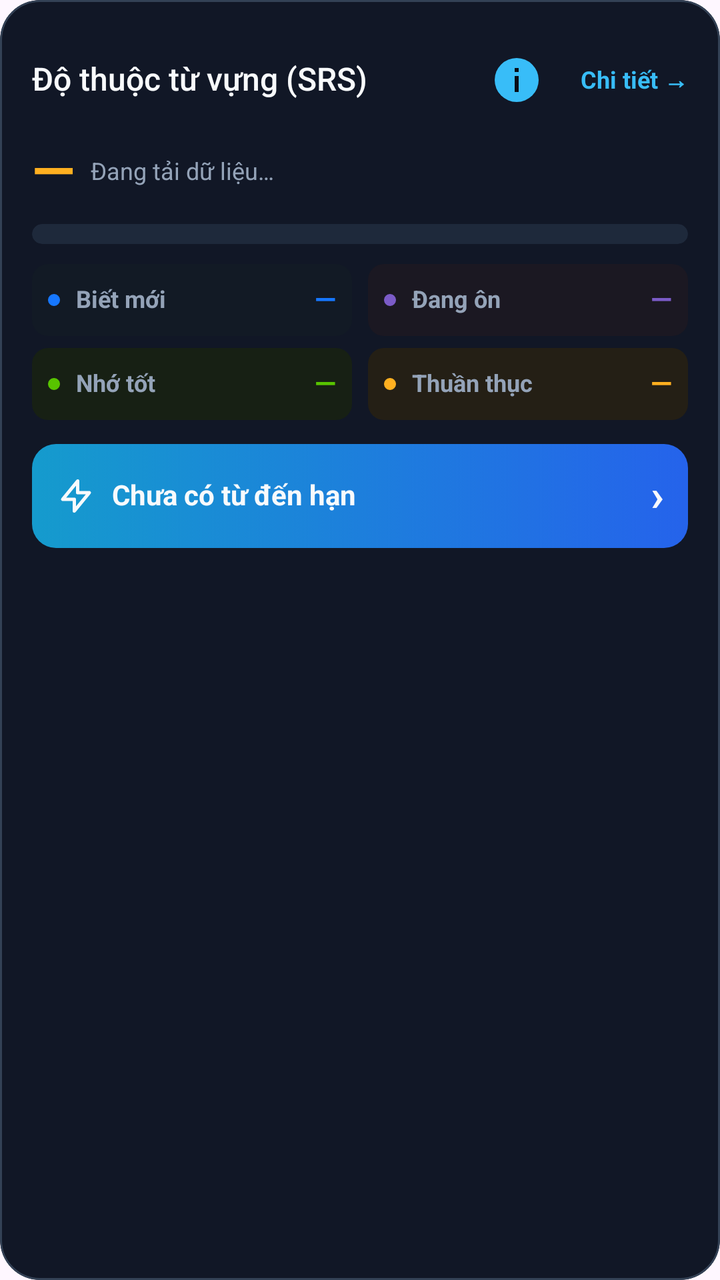
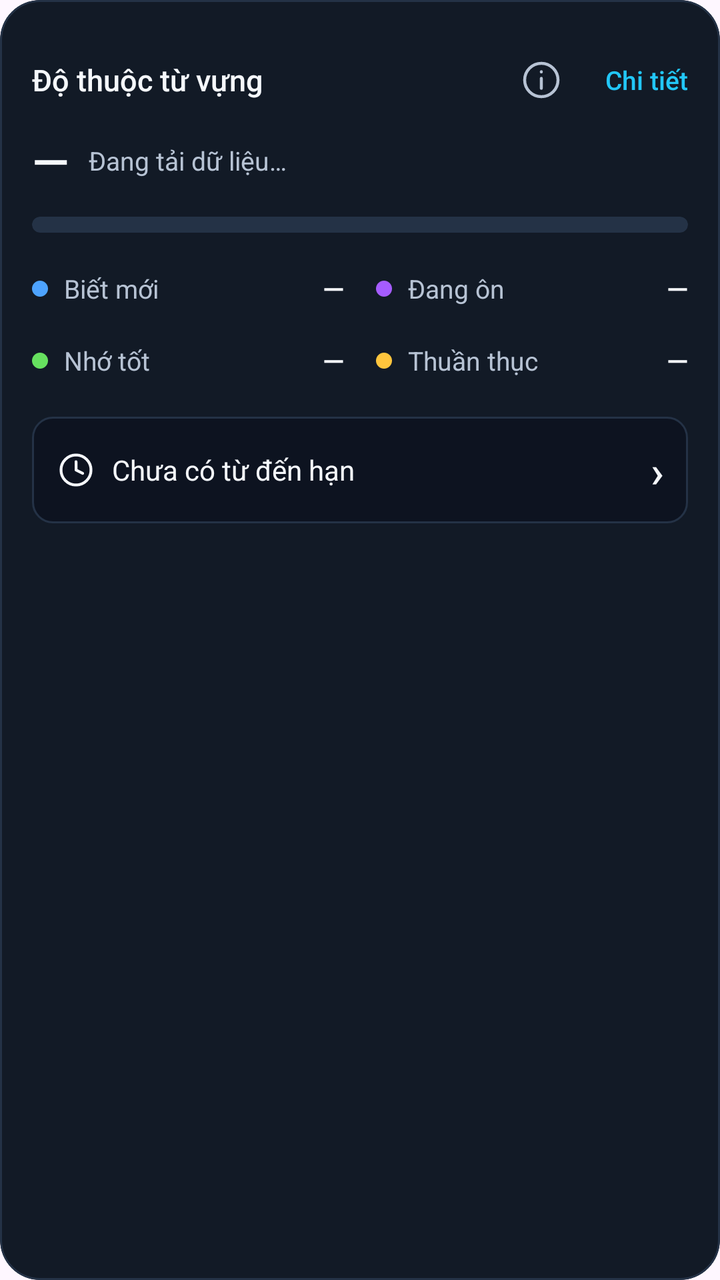

Two renders of the same Android screen: before a commit and after it. Below are the layout's source before the change and the commit's diff.
<!-- AndroidManifest.xml: application theme Theme.BiVoca -->
<!-- res/layout/view_home_srs.xml -->
<?xml version="1.0" encoding="utf-8"?>
<com.google.android.material.card.MaterialCardView xmlns:android="http://schemas.android.com/apk/res/android" xmlns:app="http://schemas.android.com/apk/res-auto"
    android:id="@+id/cardHomeSrs" style="@style/Home16Card" app:cardBackgroundColor="#111726" app:strokeColor="#334155" app:strokeWidth="1dp" app:cardCornerRadius="20dp">
<LinearLayout android:layout_width="match_parent" android:layout_height="wrap_content" android:padding="16dp" android:orientation="vertical">
<LinearLayout android:layout_width="match_parent" android:layout_height="wrap_content" android:gravity="center_vertical" android:orientation="horizontal">
<TextView style="@style/Home16Title" android:layout_width="0dp" android:layout_weight="1" android:text="@string/home_srs_title" android:textSize="16sp" android:fontFamily="sans-serif-medium" android:textStyle="normal"/>
<ImageButton android:id="@+id/buttonHomeSrsInfo" android:layout_width="48dp" android:layout_height="48dp" android:padding="13dp" android:src="@drawable/auth_info" android:contentDescription="@string/home_srs_help_description" android:background="?attr/selectableItemBackgroundBorderless"/>
<TextView android:id="@+id/buttonProgress" style="@style/Home16Action" android:text="@string/home_srs_detail" android:textColor="#38BDF8"/>
</LinearLayout>
<LinearLayout android:layout_width="match_parent" android:layout_height="wrap_content" android:layout_marginTop="4dp" android:minHeight="36dp" android:orientation="horizontal" android:gravity="center_vertical">
<TextView android:id="@+id/textHomeSrsTotal" style="@style/Home16Title" android:text="@string/home_placeholder" android:textSize="28sp" android:textColor="#FFB020"/>
<TextView android:id="@+id/textHomeSrsCaption" style="@style/HomeSrsText" android:layout_width="0dp" android:layout_weight="1" android:layout_marginStart="8dp" android:text="@string/home16_loading"/>
</LinearLayout>
<LinearLayout android:id="@+id/homeSrsBar" android:layout_width="match_parent" android:layout_height="10dp" android:layout_marginTop="8dp" android:orientation="horizontal" android:background="@drawable/home16_track" android:clipToOutline="true">
<View android:id="@+id/homeSrsNewSegment" android:layout_width="0dp" android:layout_height="match_parent" android:layout_marginEnd="3dp" android:background="@drawable/home_srs_color_fresh"/>
<View android:id="@+id/homeSrsRememberingSegment" android:layout_width="0dp" android:layout_height="match_parent" android:layout_marginEnd="3dp" android:background="@drawable/home_srs_color_practicing"/>
<View android:id="@+id/homeSrsGoodSegment" android:layout_width="0dp" android:layout_height="match_parent" android:layout_marginEnd="3dp" android:background="@drawable/home_srs_color_good"/>
<View android:id="@+id/homeSrsMasteredSegment" android:layout_width="0dp" android:layout_height="match_parent" android:background="@drawable/home_srs_color_mastered"/>
</LinearLayout>
<LinearLayout android:layout_width="match_parent" android:layout_height="wrap_content" android:layout_marginTop="10dp" android:orientation="horizontal" android:baselineAligned="false">
<LinearLayout style="@style/HomeSrsCell" android:background="@drawable/home_srs_cell_fresh">
<View style="@style/HomeSrsDot" android:background="@drawable/home_srs_color_fresh"/>
<TextView style="@style/HomeSrsLabel" android:text="@string/home_srs_fresh"/>
<TextView android:id="@+id/textHomeNew" style="@style/HomeSrsValue" android:text="@string/home_placeholder" android:textColor="#1677FF"/>
</LinearLayout><Space android:layout_width="8dp" android:layout_height="1dp"/><LinearLayout style="@style/HomeSrsCell" android:background="@drawable/home_srs_cell_practicing">
<View style="@style/HomeSrsDot" android:background="@drawable/home_srs_color_practicing"/>
<TextView style="@style/HomeSrsLabel" android:text="@string/home_srs_practicing"/>
<TextView android:id="@+id/textHomeRemembering" style="@style/HomeSrsValue" android:text="@string/home_placeholder" android:textColor="#7B5BC7"/>
</LinearLayout>
</LinearLayout>
<LinearLayout android:layout_width="match_parent" android:layout_height="wrap_content" android:layout_marginTop="6dp" android:orientation="horizontal" android:baselineAligned="false">
<LinearLayout style="@style/HomeSrsCell" android:background="@drawable/home_srs_cell_good">
<View style="@style/HomeSrsDot" android:background="@drawable/home_srs_color_good"/>
<TextView style="@style/HomeSrsLabel" android:text="@string/home_srs_good"/>
<TextView android:id="@+id/textHomeGood" style="@style/HomeSrsValue" android:text="@string/home_placeholder" android:textColor="#58C400"/>
</LinearLayout><Space android:layout_width="8dp" android:layout_height="1dp"/><LinearLayout style="@style/HomeSrsCell" android:background="@drawable/home_srs_cell_mastered">
<View style="@style/HomeSrsDot" android:background="@drawable/home_srs_color_mastered"/>
<TextView style="@style/HomeSrsLabel" android:text="@string/home_srs_mastered"/>
<TextView android:id="@+id/textHomeMastered" style="@style/HomeSrsValue" android:text="@string/home_placeholder" android:textColor="#FFB020"/>
</LinearLayout>
</LinearLayout>
<LinearLayout android:id="@+id/buttonHomeSrsReview" android:layout_width="match_parent" android:layout_height="wrap_content" android:minHeight="52dp" android:layout_marginTop="12dp" android:padding="12dp" android:orientation="horizontal" android:gravity="center_vertical" android:background="@drawable/home_srs_due_row" android:foreground="?attr/selectableItemBackground" android:clickable="true" android:focusable="true">
<ImageView android:layout_width="20dp" android:layout_height="20dp" android:src="@drawable/home16_icon_bolt" app:tint="#F8FAFC" android:importantForAccessibility="no"/>
<TextView android:id="@+id/textHomeSrsDueLabel" style="@style/HomeSrsLabel" android:text="@string/home_srs_no_due" android:textSize="14sp" android:textColor="#F8FAFC"/>
<TextView android:id="@+id/textHomeSrsDue" style="@style/HomeSrsValue" android:text="@string/home_srs_chevron" android:textSize="22sp" android:textColor="#F8FAFC" android:importantForAccessibility="no"/>
</LinearLayout>
</LinearLayout>
</com.google.android.material.card.MaterialCardView>
<!-- resources referenced by this layout -->
<resources>
  <!-- drawable auth_info (drawable) -->
  <?xml version="1.0" encoding="utf-8"?>
  <vector xmlns:android="http://schemas.android.com/apk/res/android" android:width="24dp"
      android:height="24dp" android:viewportWidth="24" android:viewportHeight="24">
      <path android:fillColor="#38BDF8" android:pathData="M12,1a11,11 0,1 0,0 22a11,11 0,1 0,0 -22" />
      <path android:fillColor="#090D16" android:pathData="M11,10h2v8h-2z M11,6h2v2h-2z" />
  </vector>
  <!-- drawable home16_icon_bolt (drawable) -->
  <vector xmlns:android="http://schemas.android.com/apk/res/android" android:width="20dp" android:height="20dp" android:viewportWidth="24" android:viewportHeight="24"><path android:fillColor="@android:color/transparent" android:strokeColor="#F8FAFC" android:strokeWidth="2" android:strokeLineJoin="round" android:pathData="M13,10V3L4,14h7v7l9,-11h-7z"/></vector>
  <!-- drawable home16_track (drawable) -->
  <shape xmlns:android="http://schemas.android.com/apk/res/android"><solid android:color="#1E293B"/><corners android:radius="99dp"/></shape>
  <!-- drawable home_srs_cell_fresh (drawable) -->
  <shape xmlns:android="http://schemas.android.com/apk/res/android"><solid android:color="#121A25"/><corners android:radius="8dp"/></shape>
  <!-- drawable home_srs_cell_good (drawable) -->
  <shape xmlns:android="http://schemas.android.com/apk/res/android"><solid android:color="#172014"/><corners android:radius="8dp"/></shape>
  <!-- drawable home_srs_cell_mastered (drawable) -->
  <shape xmlns:android="http://schemas.android.com/apk/res/android"><solid android:color="#241F15"/><corners android:radius="8dp"/></shape>
  <!-- drawable home_srs_cell_practicing (drawable) -->
  <shape xmlns:android="http://schemas.android.com/apk/res/android"><solid android:color="#1B1822"/><corners android:radius="8dp"/></shape>
  <!-- drawable home_srs_color_fresh (drawable) -->
  <shape xmlns:android="http://schemas.android.com/apk/res/android"><solid android:color="#1677FF"/><corners android:radius="6dp"/></shape>
  <!-- drawable home_srs_color_good (drawable) -->
  <shape xmlns:android="http://schemas.android.com/apk/res/android"><solid android:color="#58C400"/><corners android:radius="6dp"/></shape>
  <!-- drawable home_srs_color_mastered (drawable) -->
  <shape xmlns:android="http://schemas.android.com/apk/res/android"><solid android:color="#FFB020"/><corners android:radius="6dp"/></shape>
  <!-- drawable home_srs_color_practicing (drawable) -->
  <shape xmlns:android="http://schemas.android.com/apk/res/android"><solid android:color="#7B5BC7"/><corners android:radius="6dp"/></shape>
  <!-- drawable home_srs_due_row (drawable) -->
  <selector xmlns:android="http://schemas.android.com/apk/res/android">
      <item android:state_enabled="false"><shape><solid android:color="#172033"/><stroke android:width="1dp" android:color="#334155"/><corners android:radius="12dp"/></shape></item>
      <item><shape><gradient android:angle="0" android:startColor="#159BCD" android:endColor="#2563EB"/><corners android:radius="12dp"/></shape></item>
  </selector>
  <string name="home_srs_detail">Chi tiết →</string>
  <string name="home_srs_title">Độ thuộc từ vựng (SRS)</string>
  <style name="Home16Action" parent="Home16Text">
          <item name="android:minHeight">48dp</item><item name="android:gravity">center</item>
          <item name="android:textColor">#38BDF8</item><item name="android:textStyle">bold</item>
          <item name="android:paddingStart">8dp</item><item name="android:paddingEnd">0dp</item>
          <item name="android:background">?attr/selectableItemBackgroundBorderless</item>
      </style>
  <style name="Home16Title" parent="Home16Text">
          <item name="android:textColor">#F8FAFC</item><item name="android:textSize">14sp</item>
          <item name="android:textStyle">bold</item>
      </style>
  <style name="HomeSrsCell">
          <item name="android:layout_width">0dp</item><item name="android:layout_height">wrap_content</item>
          <item name="android:layout_weight">1</item><item name="android:minHeight">36dp</item>
          <item name="android:orientation">horizontal</item><item name="android:gravity">center_vertical</item>
          <item name="android:padding">8dp</item>
      </style>
  <style name="HomeSrsDot">
          <item name="android:layout_width">6dp</item><item name="android:layout_height">6dp</item>
          <item name="android:importantForAccessibility">no</item>
      </style>
  <style name="HomeSrsLabel" parent="HomeSrsText">
          <item name="android:layout_width">0dp</item><item name="android:layout_weight">1</item>
          <item name="android:layout_marginStart">8dp</item><item name="android:layout_marginEnd">4dp</item>
          <item name="android:textStyle">bold</item>
      </style>
  <style name="HomeSrsText" parent="Home16Text">
          <item name="android:textColor">#94A3B8</item>
          <item name="android:textSize">12sp</item>
      </style>
  <style name="HomeSrsValue" parent="HomeSrsText">
          <item name="android:textSize">14sp</item><item name="android:textStyle">bold</item>
          <item name="android:gravity">end</item>
      </style>
  <!-- unchanged entries left out for length: 13 -->
</resources>

<!-- the commit's change to res/layout/view_home_srs.xml (unified diff, before → after) -->
@@ -1,48 +1,52 @@
 <?xml version="1.0" encoding="utf-8"?>
 <com.google.android.material.card.MaterialCardView xmlns:android="http://schemas.android.com/apk/res/android" xmlns:app="http://schemas.android.com/apk/res-auto"
-    android:id="@+id/cardHomeSrs" style="@style/Home16Card" app:cardBackgroundColor="#111726" app:strokeColor="#334155" app:strokeWidth="1dp" app:cardCornerRadius="20dp">
-<LinearLayout android:layout_width="match_parent" android:layout_height="wrap_content" android:padding="16dp" android:orientation="vertical">
-<LinearLayout android:layout_width="match_parent" android:layout_height="wrap_content" android:gravity="center_vertical" android:orientation="horizontal">
-<TextView style="@style/Home16Title" android:layout_width="0dp" android:layout_weight="1" android:text="@string/home_srs_title" android:textSize="16sp" android:fontFamily="sans-serif-medium" android:textStyle="normal"/>
-<ImageButton android:id="@+id/buttonHomeSrsInfo" android:layout_width="48dp" android:layout_height="48dp" android:padding="13dp" android:src="@drawable/auth_info" android:contentDescription="@string/home_srs_help_description" android:background="?attr/selectableItemBackgroundBorderless"/>
-<TextView android:id="@+id/buttonProgress" style="@style/Home16Action" android:text="@string/home_srs_detail" android:textColor="#38BDF8"/>
+    android:id="@+id/cardHomeSrs" style="@style/ApprovedHomeCard" app:cardCornerRadius="20dp" app:strokeWidth="1dp">
+<LinearLayout android:layout_width="match_parent" android:layout_height="wrap_content" android:orientation="vertical" android:padding="16dp">
+<LinearLayout android:layout_width="match_parent" android:layout_height="wrap_content" android:orientation="horizontal" android:gravity="center_vertical">
+<TextView style="@style/ApprovedHomeTitle" android:layout_width="0dp" android:layout_weight="1" android:text="@string/home_approved_srs_title" android:textSize="15sp"/>
+<ImageButton android:id="@+id/buttonHomeSrsInfo" android:layout_width="48dp" android:layout_height="48dp" android:padding="14dp" android:src="@drawable/home_approved_info" android:background="?attr/selectableItemBackgroundBorderless" android:contentDescription="@string/home_srs_help_description"/>
+<TextView android:id="@+id/buttonProgress" style="@style/ApprovedHomeAction" android:text="@string/home_approved_details"/>
 </LinearLayout>
-<LinearLayout android:layout_width="match_parent" android:layout_height="wrap_content" android:layout_marginTop="4dp" android:minHeight="36dp" android:orientation="horizontal" android:gravity="center_vertical">
-<TextView android:id="@+id/textHomeSrsTotal" style="@style/Home16Title" android:text="@string/home_placeholder" android:textSize="28sp" android:textColor="#FFB020"/>
-<TextView android:id="@+id/textHomeSrsCaption" style="@style/HomeSrsText" android:layout_width="0dp" android:layout_weight="1" android:layout_marginStart="8dp" android:text="@string/home16_loading"/>
+<LinearLayout android:layout_width="match_parent" android:layout_height="wrap_content" android:orientation="horizontal" android:gravity="center_vertical">
+<TextView android:id="@+id/textHomeSrsTotal" style="@style/ApprovedHomeTitle" android:textSize="24sp" android:text="@string/home_placeholder"/>
+<TextView android:id="@+id/textHomeSrsCaption" style="@style/ApprovedHomeText" android:layout_width="0dp" android:layout_weight="1" android:layout_marginStart="10dp" android:text="@string/home16_loading"/>
 </LinearLayout>
-<LinearLayout android:id="@+id/homeSrsBar" android:layout_width="match_parent" android:layout_height="10dp" android:layout_marginTop="8dp" android:orientation="horizontal" android:background="@drawable/home16_track" android:clipToOutline="true">
-<View android:id="@+id/homeSrsNewSegment" android:layout_width="0dp" android:layout_height="match_parent" android:layout_marginEnd="3dp" android:background="@drawable/home_srs_color_fresh"/>
-<View android:id="@+id/homeSrsRememberingSegment" android:layout_width="0dp" android:layout_height="match_parent" android:layout_marginEnd="3dp" android:background="@drawable/home_srs_color_practicing"/>
-<View android:id="@+id/homeSrsGoodSegment" android:layout_width="0dp" android:layout_height="match_parent" android:layout_marginEnd="3dp" android:background="@drawable/home_srs_color_good"/>
-<View android:id="@+id/homeSrsMasteredSegment" android:layout_width="0dp" android:layout_height="match_parent" android:background="@drawable/home_srs_color_mastered"/>
+<LinearLayout android:id="@+id/homeSrsBar" android:layout_width="match_parent" android:layout_height="8dp" android:layout_marginTop="12dp" android:layout_marginBottom="8dp" android:orientation="horizontal" android:background="@drawable/home_approved_track" android:clipToOutline="true">
+<View android:id="@+id/homeSrsNewSegment" android:layout_width="0dp" android:layout_height="match_parent" android:background="@color/home_approved_fresh"/>
+<View android:id="@+id/homeSrsRememberingSegment" android:layout_width="0dp" android:layout_height="match_parent" android:background="@color/home_approved_practicing"/>
+<View android:id="@+id/homeSrsGoodSegment" android:layout_width="0dp" android:layout_height="match_parent" android:background="@color/home_approved_good"/>
+<View android:id="@+id/homeSrsMasteredSegment" android:layout_width="0dp" android:layout_height="match_parent" android:background="@color/home_approved_mastered"/>
 </LinearLayout>
-<LinearLayout android:layout_width="match_parent" android:layout_height="wrap_content" android:layout_marginTop="10dp" android:orientation="horizontal" android:baselineAligned="false">
-<LinearLayout style="@style/HomeSrsCell" android:background="@drawable/home_srs_cell_fresh">
-<View style="@style/HomeSrsDot" android:background="@drawable/home_srs_color_fresh"/>
-<TextView style="@style/HomeSrsLabel" android:text="@string/home_srs_fresh"/>
-<TextView android:id="@+id/textHomeNew" style="@style/HomeSrsValue" android:text="@string/home_placeholder" android:textColor="#1677FF"/>
-</LinearLayout><Space android:layout_width="8dp" android:layout_height="1dp"/><LinearLayout style="@style/HomeSrsCell" android:background="@drawable/home_srs_cell_practicing">
-<View style="@style/HomeSrsDot" android:background="@drawable/home_srs_color_practicing"/>
-<TextView style="@style/HomeSrsLabel" android:text="@string/home_srs_practicing"/>
-<TextView android:id="@+id/textHomeRemembering" style="@style/HomeSrsValue" android:text="@string/home_placeholder" android:textColor="#7B5BC7"/>
+<LinearLayout android:layout_width="match_parent" android:layout_height="wrap_content" android:orientation="horizontal" android:baselineAligned="false" android:layout_marginTop="4dp">
+<LinearLayout style="@style/ApprovedHomeSrsCell">
+<View android:layout_width="8dp" android:layout_height="8dp" android:background="@drawable/home_approved_dot" android:backgroundTint="@color/home_approved_fresh"/>
+<TextView style="@style/ApprovedHomeSrsLabel" android:text="@string/home_srs_fresh"/>
+<TextView android:id="@+id/textHomeNew" style="@style/ApprovedHomeSrsValue" android:text="@string/home_placeholder"/>
+</LinearLayout>
+<Space android:layout_width="16dp" android:layout_height="1dp"/>
+<LinearLayout style="@style/ApprovedHomeSrsCell">
+<View android:layout_width="8dp" android:layout_height="8dp" android:background="@drawable/home_approved_dot" android:backgroundTint="@color/home_approved_practicing"/>
+<TextView style="@style/ApprovedHomeSrsLabel" android:text="@string/home_srs_practicing"/>
+<TextView android:id="@+id/textHomeRemembering" style="@style/ApprovedHomeSrsValue" android:text="@string/home_placeholder"/>
 </LinearLayout>
 </LinearLayout>
-<LinearLayout android:layout_width="match_parent" android:layout_height="wrap_content" android:layout_marginTop="6dp" android:orientation="horizontal" android:baselineAligned="false">
-<LinearLayout style="@style/HomeSrsCell" android:background="@drawable/home_srs_cell_good">
-<View style="@style/HomeSrsDot" android:background="@drawable/home_srs_color_good"/>
-<TextView style="@style/HomeSrsLabel" android:text="@string/home_srs_good"/>
-<TextView android:id="@+id/textHomeGood" style="@style/HomeSrsValue" android:text="@string/home_placeholder" android:textColor="#58C400"/>
-</LinearLayout><Space android:layout_width="8dp" android:layout_height="1dp"/><LinearLayout style="@style/HomeSrsCell" android:background="@drawable/home_srs_cell_mastered">
-<View style="@style/HomeSrsDot" android:background="@drawable/home_srs_color_mastered"/>
-<TextView style="@style/HomeSrsLabel" android:text="@string/home_srs_mastered"/>
-<TextView android:id="@+id/textHomeMastered" style="@style/HomeSrsValue" android:text="@string/home_placeholder" android:textColor="#FFB020"/>
+<LinearLayout android:layout_width="match_parent" android:layout_height="wrap_content" android:orientation="horizontal" android:baselineAligned="false" android:layout_marginTop="4dp">
+<LinearLayout style="@style/ApprovedHomeSrsCell">
+<View android:layout_width="8dp" android:layout_height="8dp" android:background="@drawable/home_approved_dot" android:backgroundTint="@color/home_approved_good"/>
+<TextView style="@style/ApprovedHomeSrsLabel" android:text="@string/home_srs_good"/>
+<TextView android:id="@+id/textHomeGood" style="@style/ApprovedHomeSrsValue" android:text="@string/home_placeholder"/>
+</LinearLayout>
+<Space android:layout_width="16dp" android:layout_height="1dp"/>
+<LinearLayout style="@style/ApprovedHomeSrsCell">
+<View android:layout_width="8dp" android:layout_height="8dp" android:background="@drawable/home_approved_dot" android:backgroundTint="@color/home_approved_mastered"/>
+<TextView style="@style/ApprovedHomeSrsLabel" android:text="@string/home_srs_mastered"/>
+<TextView android:id="@+id/textHomeMastered" style="@style/ApprovedHomeSrsValue" android:text="@string/home_placeholder"/>
 </LinearLayout>
 </LinearLayout>
-<LinearLayout android:id="@+id/buttonHomeSrsReview" android:layout_width="match_parent" android:layout_height="wrap_content" android:minHeight="52dp" android:layout_marginTop="12dp" android:padding="12dp" android:orientation="horizontal" android:gravity="center_vertical" android:background="@drawable/home_srs_due_row" android:foreground="?attr/selectableItemBackground" android:clickable="true" android:focusable="true">
-<ImageView android:layout_width="20dp" android:layout_height="20dp" android:src="@drawable/home16_icon_bolt" app:tint="#F8FAFC" android:importantForAccessibility="no"/>
-<TextView android:id="@+id/textHomeSrsDueLabel" style="@style/HomeSrsLabel" android:text="@string/home_srs_no_due" android:textSize="14sp" android:textColor="#F8FAFC"/>
-<TextView android:id="@+id/textHomeSrsDue" style="@style/HomeSrsValue" android:text="@string/home_srs_chevron" android:textSize="22sp" android:textColor="#F8FAFC" android:importantForAccessibility="no"/>
+<LinearLayout android:id="@+id/buttonHomeSrsReview" android:layout_width="match_parent" android:layout_height="wrap_content" android:minHeight="52dp" android:layout_marginTop="12dp" android:padding="12dp" android:orientation="horizontal" android:gravity="center_vertical" android:background="@drawable/home_approved_due" android:foreground="?attr/selectableItemBackground" android:clickable="true" android:focusable="true">
+<ImageView android:layout_width="20dp" android:layout_height="20dp" android:src="@drawable/home_approved_clock" android:importantForAccessibility="no"/>
+<TextView android:id="@+id/textHomeSrsDueLabel" style="@style/ApprovedHomeSrsLabel" android:textSize="14sp" android:text="@string/home_srs_no_due" android:textColor="@color/home_approved_text"/>
+<TextView android:id="@+id/textHomeSrsDue" style="@style/ApprovedHomeSrsValue" android:text="@string/home_srs_chevron" android:textSize="22sp" android:importantForAccessibility="no"/>
 </LinearLayout>
 </LinearLayout>
 </com.google.android.material.card.MaterialCardView>
<!-- resource entries referenced after the edit -->
@@ -1,72 +1,82 @@
 <!-- resources referenced by this layout -->
 <resources>
-  <!-- drawable auth_info (drawable) -->
-  <?xml version="1.0" encoding="utf-8"?>
-  <vector xmlns:android="http://schemas.android.com/apk/res/android" android:width="24dp"
-      android:height="24dp" android:viewportWidth="24" android:viewportHeight="24">
-      <path android:fillColor="#38BDF8" android:pathData="M12,1a11,11 0,1 0,0 22a11,11 0,1 0,0 -22" />
-      <path android:fillColor="#090D16" android:pathData="M11,10h2v8h-2z M11,6h2v2h-2z" />
+  <color name="home_approved_fresh">#4DA3FF</color>
+  <color name="home_approved_good">#66E05F</color>
+  <color name="home_approved_mastered">#FFC53D</color>
+  <color name="home_approved_practicing">#A55CFF</color>
+  <color name="home_approved_text">#F5F8FC</color>
+  <!-- drawable home_approved_clock (drawable) -->
+  <vector xmlns:android="http://schemas.android.com/apk/res/android" android:width="20dp" android:height="20dp" android:viewportWidth="24" android:viewportHeight="24">
+      <path android:pathData="M12,3A9,9 0,1 0,12 21A9,9 0,1 0,12 3M12,7L12,12L16,14" android:fillColor="@android:color/transparent" android:strokeColor="@color/home_approved_text" android:strokeWidth="1.7" android:strokeLineCap="round" android:strokeLineJoin="round"/>
   </vector>
-  <!-- drawable home16_icon_bolt (drawable) -->
-  <vector xmlns:android="http://schemas.android.com/apk/res/android" android:width="20dp" android:height="20dp" android:viewportWidth="24" android:viewportHeight="24"><path android:fillColor="@android:color/transparent" android:strokeColor="#F8FAFC" android:strokeWidth="2" android:strokeLineJoin="round" android:pathData="M13,10V3L4,14h7v7l9,-11h-7z"/></vector>
-  <!-- drawable home16_track (drawable) -->
-  <shape xmlns:android="http://schemas.android.com/apk/res/android"><solid android:color="#1E293B"/><corners android:radius="99dp"/></shape>
-  <!-- drawable home_srs_cell_fresh (drawable) -->
-  <shape xmlns:android="http://schemas.android.com/apk/res/android"><solid android:color="#121A25"/><corners android:radius="8dp"/></shape>
-  <!-- drawable home_srs_cell_good (drawable) -->
-  <shape xmlns:android="http://schemas.android.com/apk/res/android"><solid android:color="#172014"/><corners android:radius="8dp"/></shape>
-  <!-- drawable home_srs_cell_mastered (drawable) -->
-  <shape xmlns:android="http://schemas.android.com/apk/res/android"><solid android:color="#241F15"/><corners android:radius="8dp"/></shape>
-  <!-- drawable home_srs_cell_practicing (drawable) -->
-  <shape xmlns:android="http://schemas.android.com/apk/res/android"><solid android:color="#1B1822"/><corners android:radius="8dp"/></shape>
-  <!-- drawable home_srs_color_fresh (drawable) -->
-  <shape xmlns:android="http://schemas.android.com/apk/res/android"><solid android:color="#1677FF"/><corners android:radius="6dp"/></shape>
-  <!-- drawable home_srs_color_good (drawable) -->
-  <shape xmlns:android="http://schemas.android.com/apk/res/android"><solid android:color="#58C400"/><corners android:radius="6dp"/></shape>
-  <!-- drawable home_srs_color_mastered (drawable) -->
-  <shape xmlns:android="http://schemas.android.com/apk/res/android"><solid android:color="#FFB020"/><corners android:radius="6dp"/></shape>
-  <!-- drawable home_srs_color_practicing (drawable) -->
-  <shape xmlns:android="http://schemas.android.com/apk/res/android"><solid android:color="#7B5BC7"/><corners android:radius="6dp"/></shape>
-  <!-- drawable home_srs_due_row (drawable) -->
-  <selector xmlns:android="http://schemas.android.com/apk/res/android">
-      <item android:state_enabled="false"><shape><solid android:color="#172033"/><stroke android:width="1dp" android:color="#334155"/><corners android:radius="12dp"/></shape></item>
-      <item><shape><gradient android:angle="0" android:startColor="#159BCD" android:endColor="#2563EB"/><corners android:radius="12dp"/></shape></item>
-  </selector>
-  <string name="home_srs_detail">Chi tiết →</string>
-  <string name="home_srs_title">Độ thuộc từ vựng (SRS)</string>
-  <style name="Home16Action" parent="Home16Text">
-          <item name="android:minHeight">48dp</item><item name="android:gravity">center</item>
-          <item name="android:textColor">#38BDF8</item><item name="android:textStyle">bold</item>
-          <item name="android:paddingStart">8dp</item><item name="android:paddingEnd">0dp</item>
+  <!-- drawable home_approved_dot (drawable) -->
+  <shape xmlns:android="http://schemas.android.com/apk/res/android" android:shape="oval">
+      <solid android:color="#FFFFFF"/>
+  </shape>
+  <!-- drawable home_approved_due (drawable) -->
+  <shape xmlns:android="http://schemas.android.com/apk/res/android">
+      <solid android:color="@color/home_approved_secondary_ground"/>
+      <stroke android:width="1dp" android:color="@color/home_approved_border"/>
+      <corners android:radius="10dp"/>
+  </shape>
+  <!-- drawable home_approved_info (drawable) -->
+  <vector xmlns:android="http://schemas.android.com/apk/res/android" android:width="20dp" android:height="20dp" android:viewportWidth="24" android:viewportHeight="24">
+      <path android:pathData="M12,2A10,10 0,1 0,12 22A10,10 0,1 0,12 2M12,11L12,17M12,7L12,7.2" android:fillColor="@android:color/transparent" android:strokeColor="@color/home_approved_secondary_text" android:strokeWidth="1.8" android:strokeLineCap="round"/>
+  </vector>
+  <!-- drawable home_approved_track (drawable) -->
+  <shape xmlns:android="http://schemas.android.com/apk/res/android">
+      <solid android:color="@color/home_approved_border"/>
+      <corners android:radius="4dp"/>
+  </shape>
+  <string name="home_approved_details">Chi tiết</string>
+  <string name="home_approved_srs_title">Độ thuộc từ vựng</string>
+  <style name="ApprovedHomeAction" parent="ApprovedHomeText">
+          <item name="android:minHeight">48dp</item>
+          <item name="android:gravity">center</item>
+          <item name="android:textColor">@color/home_approved_cyan</item>
+          <item name="android:fontFamily">sans-serif-medium</item>
+          <item name="android:paddingStart">8dp</item>
+          <item name="android:paddingEnd">0dp</item>
           <item name="android:background">?attr/selectableItemBackgroundBorderless</item>
       </style>
-  <style name="Home16Title" parent="Home16Text">
-          <item name="android:textColor">#F8FAFC</item><item name="android:textSize">14sp</item>
-          <item name="android:textStyle">bold</item>
+  <style name="ApprovedHomeCard" parent="Home16Card">
+          <item name="android:layout_marginTop">24dp</item>
+          <item name="cardBackgroundColor">@color/home_approved_card</item>
+          <item name="strokeColor">@color/home_approved_border</item>
       </style>
-  <style name="HomeSrsCell">
-          <item name="android:layout_width">0dp</item><item name="android:layout_height">wrap_content</item>
-          <item name="android:layout_weight">1</item><item name="android:minHeight">36dp</item>
-          <item name="android:orientation">horizontal</item><item name="android:gravity">center_vertical</item>
-          <item name="android:padding">8dp</item>
+  <style name="ApprovedHomeSrsCell">
+          <item name="android:layout_width">0dp</item>
+          <item name="android:layout_height">wrap_content</item>
+          <item name="android:layout_weight">1</item>
+          <item name="android:minHeight">32dp</item>
+          <item name="android:orientation">horizontal</item>
+          <item name="android:gravity">center_vertical</item>
       </style>
-  <style name="HomeSrsDot">
-          <item name="android:layout_width">6dp</item><item name="android:layout_height">6dp</item>
-          <item name="android:importantForAccessibility">no</item>
+  <style name="ApprovedHomeSrsLabel" parent="ApprovedHomeText">
+          <item name="android:layout_width">0dp</item>
+          <item name="android:layout_weight">1</item>
+          <item name="android:layout_marginStart">8dp</item>
+          <item name="android:layout_marginEnd">4dp</item>
       </style>
-  <style name="HomeSrsLabel" parent="HomeSrsText">
-          <item name="android:layout_width">0dp</item><item name="android:layout_weight">1</item>
-          <item name="android:layout_marginStart">8dp</item><item name="android:layout_marginEnd">4dp</item>
-          <item name="android:textStyle">bold</item>
-      </style>
-  <style name="HomeSrsText" parent="Home16Text">
-          <item name="android:textColor">#94A3B8</item>
-          <item name="android:textSize">12sp</item>
-      </style>
-  <style name="HomeSrsValue" parent="HomeSrsText">
-          <item name="android:textSize">14sp</item><item name="android:textStyle">bold</item>
+  <style name="ApprovedHomeSrsValue" parent="ApprovedHomeTitle">
+          <item name="android:textSize">14sp</item>
           <item name="android:gravity">end</item>
       </style>
+  <style name="ApprovedHomeText" parent="Home16Text">
+          <item name="android:textColor">@color/home_approved_secondary_text</item>
+          <item name="android:textSize">13sp</item>
+          <item name="android:includeFontPadding">true</item>
+      </style>
+  <style name="ApprovedHomeTitle" parent="ApprovedHomeText">
+          <item name="android:textColor">@color/home_approved_text</item>
+          <item name="android:textSize">16sp</item>
+          <item name="android:fontFamily">sans-serif-medium</item>
+      </style>
+  <color name="home_approved_secondary_ground">#0D1320</color>
+  <color name="home_approved_border">#243246</color>
+  <color name="home_approved_secondary_text">#B7C3D4</color>
+  <color name="home_approved_cyan">#22C7F8</color>
+  <color name="home_approved_card">#121A26</color>
   <!-- unchanged entries left out for length: 13 -->
 </resources>
 
